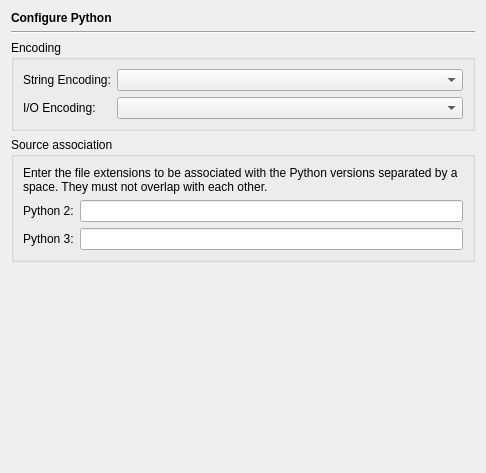
Old version of the form Preferences/ConfigurationPages/PythonPage.ui in the repository testmana2/test.
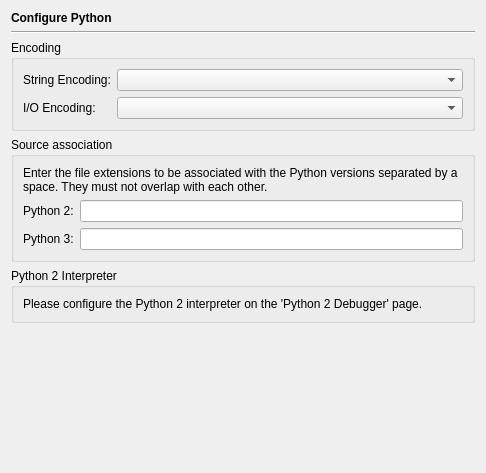
New version of the form.

Commit message: Added a pyflakes checker function for Python 2 files and made some additional Python 2 related changes.

Diff of the .ui file:
```diff
--- a/Preferences/ConfigurationPages/PythonPage.ui
+++ b/Preferences/ConfigurationPages/PythonPage.ui
@@ -10,7 +10,7 @@
     <height>473</height>
    </rect>
   </property>
-  <layout class="QVBoxLayout" name="verticalLayout">
+  <layout class="QVBoxLayout" name="verticalLayout_2">
    <item>
     <widget class="QLabel" name="headerLabel">
      <property name="text">
@@ -119,6 +119,25 @@
      </layout>
     </widget>
    </item>
+   <item>
+    <widget class="QGroupBox" name="groupBox_2">
+     <property name="title">
+      <string>Python 2 Interpreter</string>
+     </property>
+     <layout class="QVBoxLayout" name="verticalLayout">
+      <item>
+       <widget class="QLabel" name="label_6">
+        <property name="text">
+         <string>Please configure the Python 2 interpreter on the 'Python 2 Debugger' page.</string>
+        </property>
+        <property name="wordWrap">
+         <bool>true</bool>
+        </property>
+       </widget>
+      </item>
+     </layout>
+    </widget>
+   </item>
    <item>
     <spacer>
      <property name="orientation">
```
The commit also changes 46 other files.
